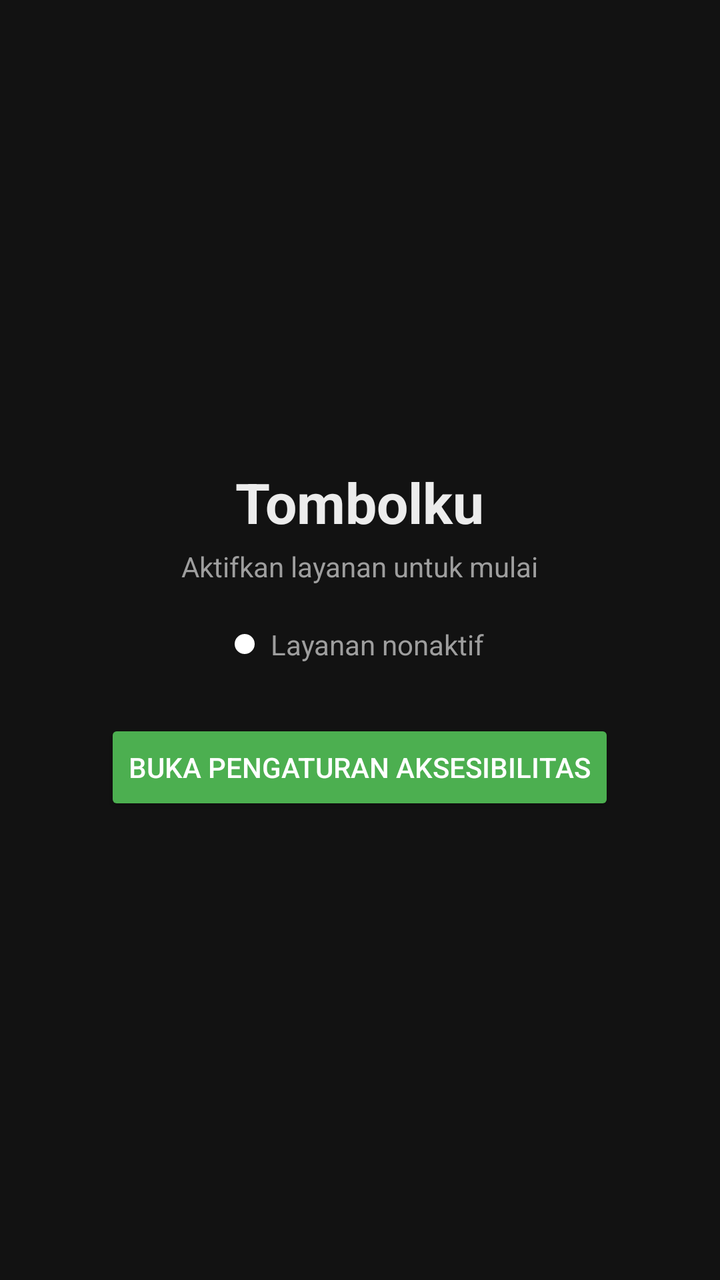
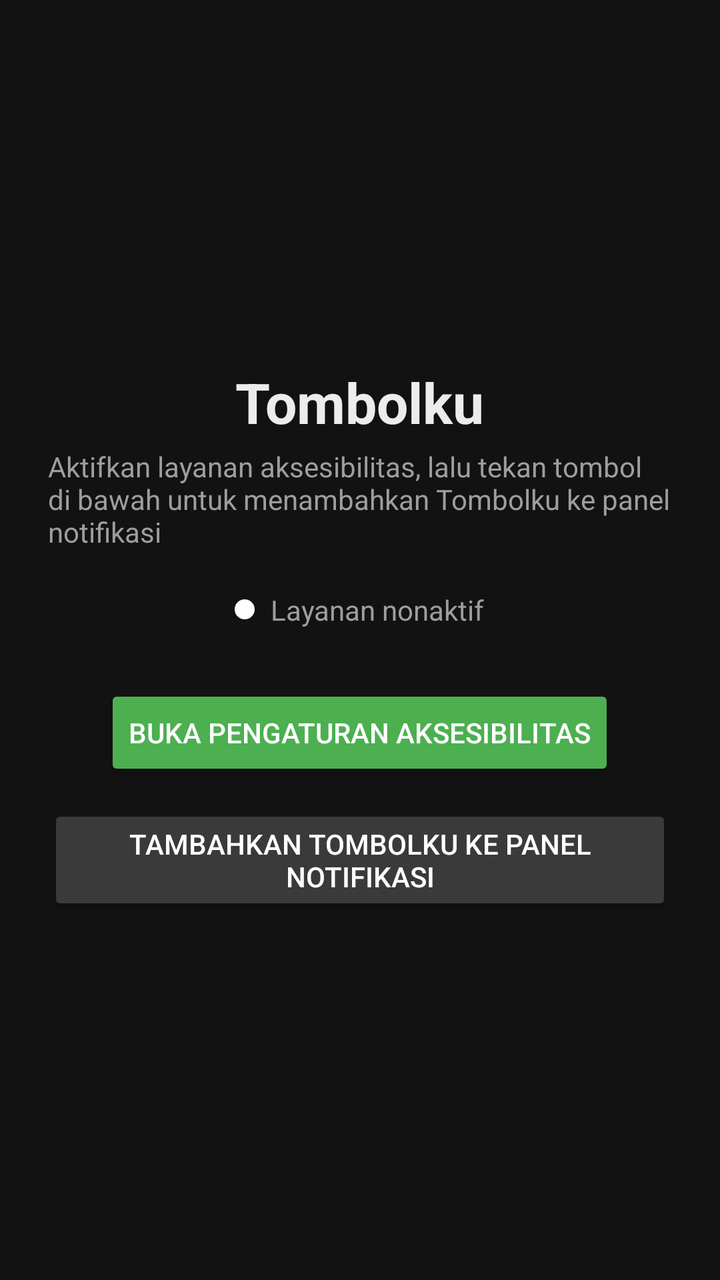

Screens rendered from an Android XML layout before and after an edit, with the pre-edit source and the edit as a unified diff.
<!-- AndroidManifest.xml: application theme Theme.Tombolku -->
<!-- res/layout/activity_main.xml -->
<?xml version="1.0" encoding="utf-8"?>
<LinearLayout xmlns:android="http://schemas.android.com/apk/res/android"
    android:layout_width="match_parent"
    android:layout_height="match_parent"
    android:gravity="center"
    android:orientation="vertical"
    android:padding="24dp">

    <TextView
        android:layout_width="wrap_content"
        android:layout_height="wrap_content"
        android:text="@string/title"
        android:textColor="@color/text_primary"
        android:textSize="28sp"
        android:textStyle="bold" />

    <TextView
        android:layout_width="wrap_content"
        android:layout_height="wrap_content"
        android:layout_marginTop="4dp"
        android:text="@string/subtitle"
        android:textColor="@color/text_secondary"
        android:textSize="14sp" />

    <LinearLayout
        android:layout_width="wrap_content"
        android:layout_height="wrap_content"
        android:layout_marginTop="20dp"
        android:gravity="center_vertical"
        android:orientation="horizontal">

        <View
            android:id="@+id/statusDot"
            android:layout_width="10dp"
            android:layout_height="10dp"
            android:background="@drawable/bg_dot" />

        <TextView
            android:id="@+id/statusText"
            android:layout_width="wrap_content"
            android:layout_height="wrap_content"
            android:layout_marginStart="8dp"
            android:text="@string/status_off"
            android:textColor="@color/text_secondary"
            android:textSize="14sp" />
    </LinearLayout>

    <Button
        android:id="@+id/btnSettings"
        android:layout_width="wrap_content"
        android:layout_height="wrap_content"
        android:layout_marginTop="28dp"
        android:backgroundTint="@color/accent"
        android:text="@string/open_settings"
        android:textColor="#FFFFFF" />
</LinearLayout>
<!-- resources referenced by this layout -->
<resources>
  <color name="accent">#4CAF50</color>
  <color name="text_primary">#ECECEC</color>
  <color name="text_secondary">#9E9E9E</color>
  <!-- drawable bg_dot (drawable) -->
  <?xml version="1.0" encoding="utf-8"?>
  <shape xmlns:android="http://schemas.android.com/apk/res/android"
      android:shape="oval">
      <solid android:color="#FFFFFF" />
  </shape>
  <string name="open_settings">Buka Pengaturan Aksesibilitas</string>
  <string name="status_off">Layanan nonaktif</string>
  <string name="subtitle">Aktifkan layanan untuk mulai</string>
  <string name="title">Tombolku</string>
  <style name="Theme.Tombolku" parent="Theme.AppCompat.NoActionBar">
          <item name="android:windowBackground">@color/bg</item>
          <item name="android:statusBarColor">@color/bg</item>
          <item name="android:navigationBarColor">@color/bg</item>
          <item name="colorAccent">@color/accent</item>
      </style>
  <color name="bg">#121212</color>
</resources>

<!-- the commit's change to res/layout/activity_main.xml (unified diff, before → after) -->
@@ -53,4 +53,13 @@
         android:backgroundTint="@color/accent"
         android:text="@string/open_settings"
         android:textColor="#FFFFFF" />
+
+    <Button
+        android:id="@+id/btnAddTile"
+        android:layout_width="wrap_content"
+        android:layout_height="wrap_content"
+        android:layout_marginTop="12dp"
+        android:backgroundTint="#3A3A3A"
+        android:text="@string/add_tile"
+        android:textColor="#FFFFFF" />
 </LinearLayout>
<!-- resource entries referenced after the edit -->
@@ -9,9 +9,10 @@
       android:shape="oval">
       <solid android:color="#FFFFFF" />
   </shape>
+  <string name="add_tile">Tambahkan Tombolku ke panel notifikasi</string>
   <string name="open_settings">Buka Pengaturan Aksesibilitas</string>
   <string name="status_off">Layanan nonaktif</string>
-  <string name="subtitle">Aktifkan layanan untuk mulai</string>
+  <string name="subtitle">Aktifkan layanan aksesibilitas, lalu tekan tombol di bawah untuk menambahkan Tombolku ke panel notifikasi</string>
   <string name="title">Tombolku</string>
   <style name="Theme.Tombolku" parent="Theme.AppCompat.NoActionBar">
           <item name="android:windowBackground">@color/bg</item>
